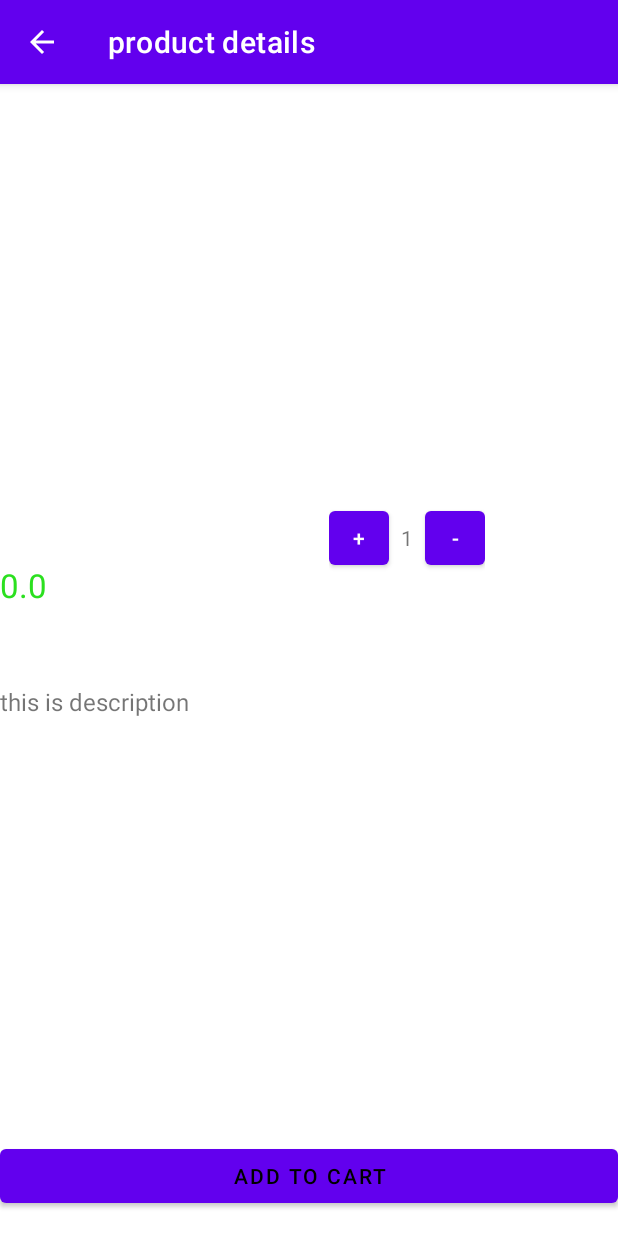
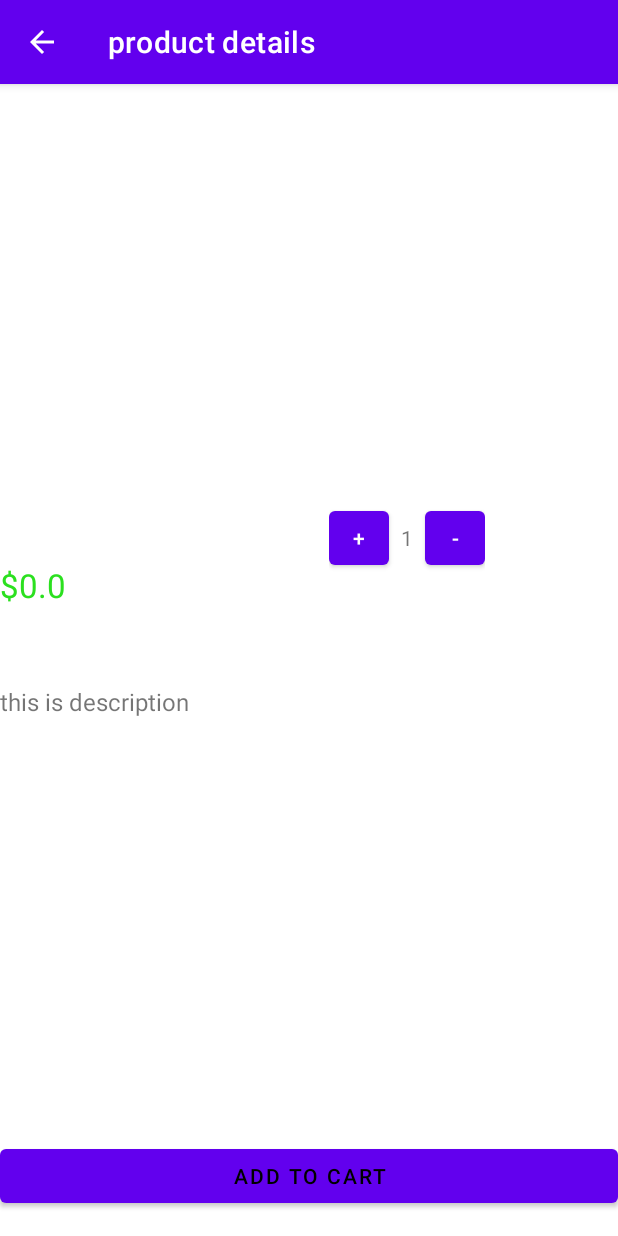
Before and after one commit to ibrahimabdellatif/instaCart, an Android app: the ItemDetailsActivity screen opened directly, with no data from a screen before it, on a phone screen of 412 x 824 dp. Run offline under Robolectric (Android 15) with nearby library versions, the phone set to English and light mode, and no system bars.

Commit message:
error when it count total for single item and shshow it 'just for testing'

```diff
--- a/app/src/main/java/com/example/instacart/Adapter/CartAdapter.java
+++ b/app/src/main/java/com/example/instacart/Adapter/CartAdapter.java
@@ -64,7 +64,7 @@ public class CartAdapter extends RecyclerView.Adapter<CartAdapter.ProductViewHol
         ProductItems currentItem = mProductItemsList.get(position);
         holder.ivProduct.setImageResource(currentItem.getImage());
         holder.tvProductName.setText(currentItem.getName());
-        holder.tvProductPrice.setText(String.valueOf(currentItem.getPrice()));
+        holder.tvProductPrice.setText("$"+String.valueOf(currentItem.getPrice()));
         holder.tvNumberOfItems.setText(String.valueOf(currentItem.getNumberOfProduct()));
     }
 
--- a/app/src/main/java/com/example/instacart/ItemDetailsActivity.java
+++ b/app/src/main/java/com/example/instacart/ItemDetailsActivity.java
@@ -3,6 +3,7 @@ package com.example.instacart;
 import android.annotation.SuppressLint;
 import android.content.Intent;
 import android.os.Bundle;
+import android.util.Log;
 import android.view.View;
 import android.widget.Button;
 import android.widget.ImageView;
@@ -23,9 +24,11 @@ public class ItemDetailsActivity extends AppCompatActivity {
     private int imageResource;
     private String productName;
     private double productPrice;
-    public int counterItem;
+    public int counterItem = 1;
     public ProductViewModel productViewModel;
-
+    private double totalPriceOfItem = 0;
+    public double totalPriceOfCart;
+    public static final String extra_Total = "total price of item";
     private Button btnPlus;
     private Button btnMinim;
     private Button addToCart;
@@ -43,6 +46,9 @@ public class ItemDetailsActivity extends AppCompatActivity {
         setTitle("product details");
         initiateValues();
 
+        Log.d("details Activity count", String.valueOf(totalPriceOfItem));
+        Log.d("details Activity price", String.valueOf(productPrice));
+
     }
 
     public void initiateValues() {
@@ -51,8 +57,8 @@ public class ItemDetailsActivity extends AppCompatActivity {
         imageResource = intent.getIntExtra(EXTRA_imageId, 0);
         productName = intent.getStringExtra(EXTRA_productName);
         productPrice = intent.getDoubleExtra(EXTRA_productPrice, 0);
-
-
+        Log.d("details Activitymethod", String.valueOf(totalPriceOfItem));
+        Log.d("details Activity price", String.valueOf(productPrice));
         ivProductImage = findViewById(R.id.iv_product_image);
 
         tvProductName = findViewById(R.id.tv_name);
@@ -65,7 +71,7 @@ public class ItemDetailsActivity extends AppCompatActivity {
 
         ivProductImage.setImageResource(imageResource);
         tvProductName.setText(productName);
-        tvProductPrice.setText(String.valueOf(productPrice));
+        tvProductPrice.setText("$" + String.valueOf(productPrice));
 
 
         btnMinim.setOnClickListener(new View.OnClickListener() {
@@ -83,6 +89,7 @@ public class ItemDetailsActivity extends AppCompatActivity {
             public void onClick(View view) {
                 counterItem++;
                 tvNumberOfItems.setText(counterItem + "");
+                totalPriceOfItem = counterItem;
 
             }
         });
@@ -100,6 +107,11 @@ public class ItemDetailsActivity extends AppCompatActivity {
         return counterItem;
     }
 
+    public double getTotalPriceOfItem() {
+        return totalPriceOfItem;
+    }
+
+    @SuppressLint("LongLogTag")
     public void addToCart() {
         //get data form main activity
         Intent intent = getIntent();
@@ -111,6 +123,12 @@ public class ItemDetailsActivity extends AppCompatActivity {
         ProductItems product = new ProductItems(imageResource, productName, productPrice, counterItem, 0);
         productViewModel.insert(product);
 
+        Log.d("add to cart details Activity", String.valueOf(totalPriceOfItem));
+        Log.d("details Activity price", String.valueOf(productPrice));
+        Log.d("details Activity total", String.valueOf(totalPriceOfItem));
+
+        totalPriceOfItem = productPrice * counterItem;
+
         Toast.makeText(this, "save successfully", Toast.LENGTH_SHORT).show();
         setResult(RESULT_OK, intent);
         finish();
--- a/app/src/main/res/layout/cart_item.xml
+++ b/app/src/main/res/layout/cart_item.xml
@@ -54,7 +54,7 @@
                 android:id="@+id/tv_cart_number_of_items"
                 android:layout_width="wrap_content"
                 android:layout_height="wrap_content"
-                android:text="4"
+                android:text="1"
                 android:textSize="15sp"
                 app:layout_constraintEnd_toEndOf="parent"
                 app:layout_constraintHorizontal_bias="0.813"
```
Also changed, not shown: app/src/main/java/com/example/instacart/CartActivity.java (+6 -1 lines).
